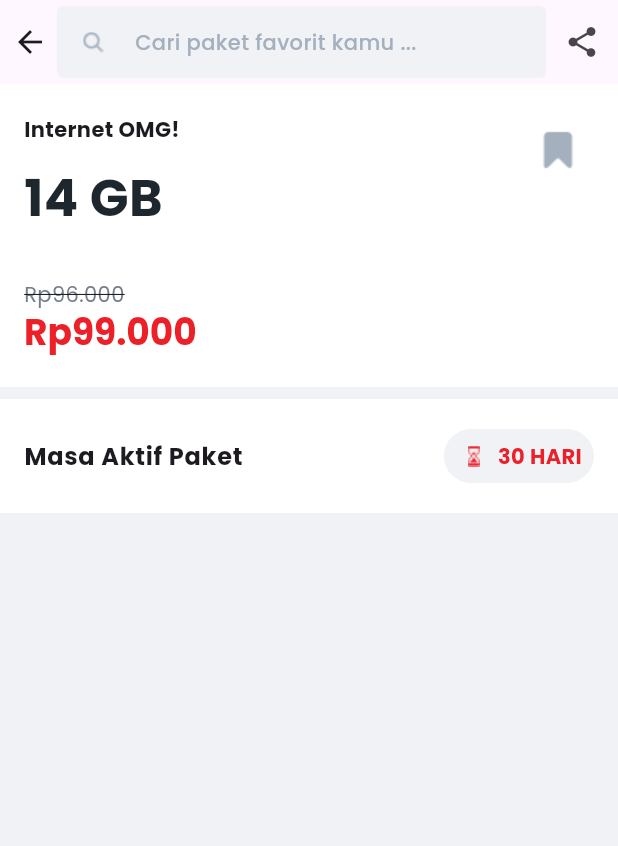
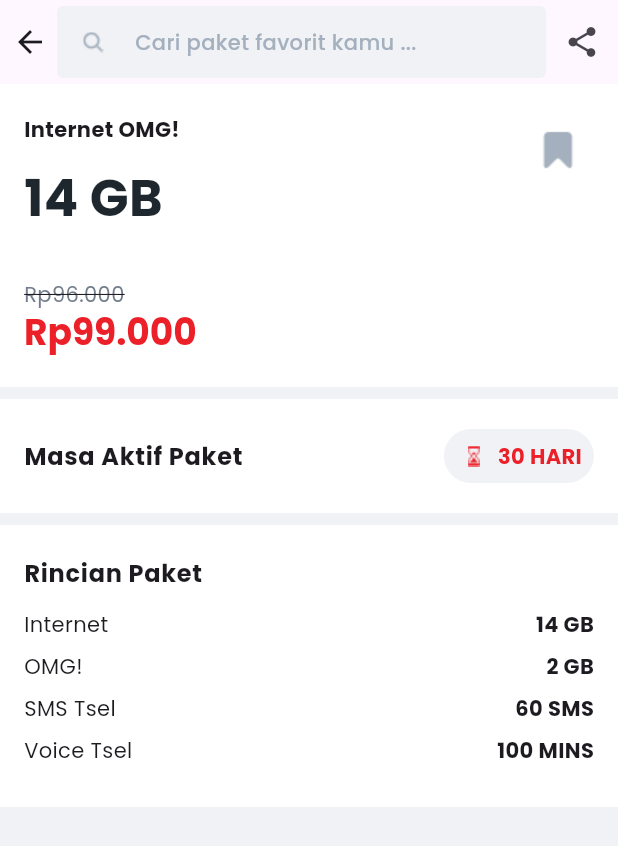
Before and after one commit to ziss11/mytelkomsel-clone-ui, a Flutter app: the PackageDetail screen opened directly with sample values from the repository, on a phone screen of 412 x 824 dp. Shown: the top 846 px of the screen. Run offline on Flutter 3.47's test engine with Material 2 defaults, Android fonts, the phone set to English and light mode, and no system bars; our stand-ins replace equatable, go_router, google_fonts.

Commit message:
finish rincian paket in detail package

```diff
--- a/lib/presentation/pages/package_detail.dart
+++ b/lib/presentation/pages/package_detail.dart
@@ -188,15 +188,59 @@ class PackageDetail extends StatelessWidget {
     );
   }
 
+  Widget _rincianItem(
+      BuildContext context, String label, dynamic data, String unit) {
+    return Padding(
+      padding: const EdgeInsets.only(bottom: 8),
+      child: Row(
+        mainAxisAlignment: MainAxisAlignment.spaceBetween,
+        children: [
+          Text(
+            label,
+            style: Theme.of(context).textTheme.bodyText2,
+          ),
+          Text(
+            "$data ${unit.toUpperCase()}",
+            style: Theme.of(context)
+                .textTheme
+                .bodyText2
+                ?.copyWith(fontWeight: FontWeight.w700),
+          ),
+        ],
+      ),
+    );
+  }
+
   Widget _rincianPaket(BuildContext context) {
     return Container(
+      color: AppColors.white,
       margin: const EdgeInsets.only(bottom: 8),
       padding: const EdgeInsets.symmetric(
         horizontal: 16,
         vertical: 20,
       ),
       child: Column(
-        children: [],
+        crossAxisAlignment: CrossAxisAlignment.start,
+        children: [
+          Text(
+            "Rincian Paket",
+            style: Theme.of(context)
+                .textTheme
+                .bodyText1
+                ?.copyWith(fontWeight: FontWeight.w700),
+          ),
+          const SizedBox(
+            height: 12,
+          ),
+          Wrap(
+            children: [
+              _rincianItem(context, "Internet", paket.data, paket.unit),
+              _rincianItem(context, "OMG!", 2, "gb"),
+              _rincianItem(context, "SMS Tsel", 60, "sms"),
+              _rincianItem(context, "Voice Tsel", 100, "mins"),
+            ],
+          ),
+        ],
       ),
     );
   }
```
